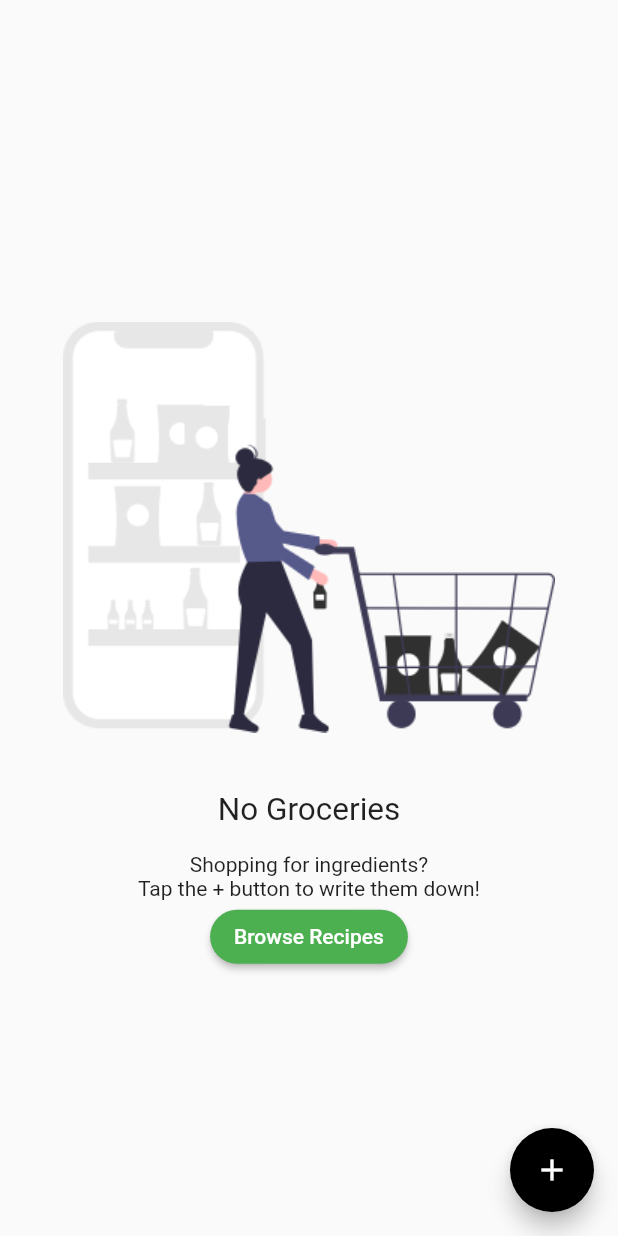
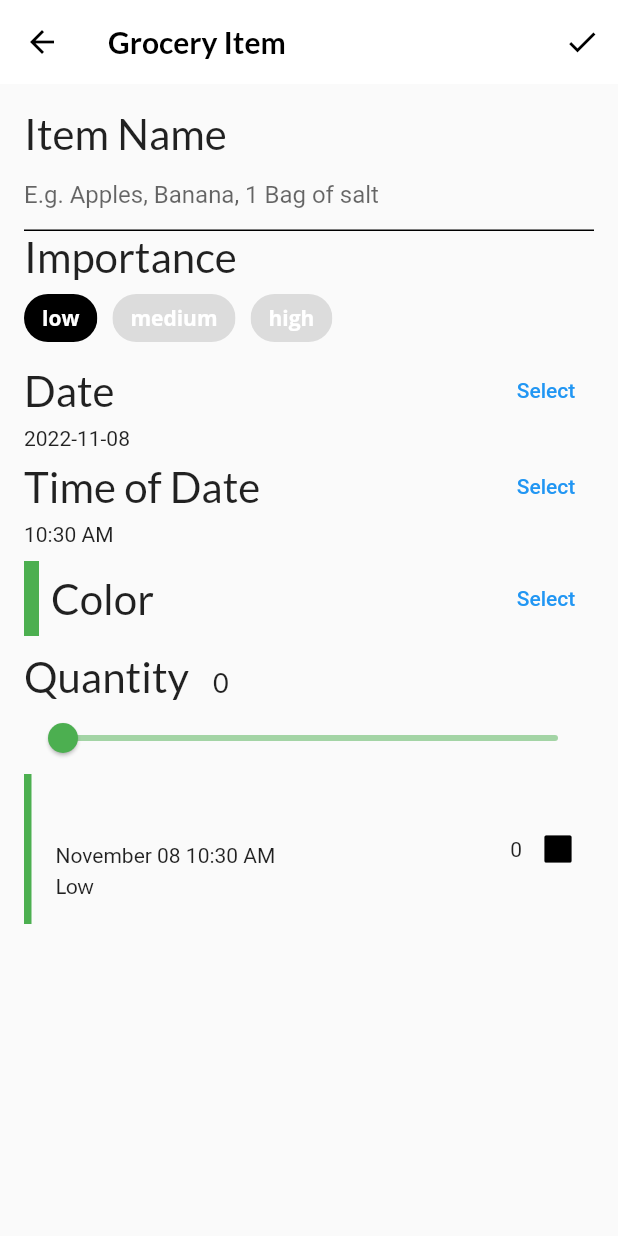
Before and after one commit to daolq-2712/Structure_Flutter, a Flutter app: the GroceryScreen screen opened directly, after a tap on the "add" icon, on a phone screen of 412 x 824 dp. Run offline on Flutter 3.47's test engine with Material 2 defaults, Android fonts, the phone set to English and light mode, and no system bars; our stand-ins replace flutter_colorpicker, google_fonts.

Commit message:
Screen add grocery

```diff
--- /dev/null
+++ b/lib/components/grocery_tile.dart
@@ -0,0 +1,90 @@
+import 'package:flutter/material.dart';
+import 'package:google_fonts/google_fonts.dart';
+import 'package:intl/intl.dart';
+import '../models/grocery_item.dart';
+
+class GroceryTile extends StatelessWidget {
+  final GroceryItem item;
+
+  final Function(bool?)? onComplete;
+
+  final TextDecoration textDecoration;
+
+  GroceryTile({Key? key, required this.item, this.onComplete})
+      : textDecoration = (item.isComplete
+            ? TextDecoration.lineThrough
+            : TextDecoration.none),
+        super(key: key);
+
+  @override
+  Widget build(BuildContext context) {
+    return SizedBox(
+      height: 100,
+      child: Row(
+        mainAxisAlignment: MainAxisAlignment.spaceBetween,
+        children: [
+          Row(
+            children: [
+              Container(color: item.color, width: 5),
+              const SizedBox(width: 16),
+              Column(
+                crossAxisAlignment: CrossAxisAlignment.start,
+                mainAxisAlignment: MainAxisAlignment.center,
+                children: [
+                  Text(
+                    item.name,
+                    style: GoogleFonts.lato(
+                        decoration: textDecoration,
+                        fontSize: 21,
+                        fontWeight: FontWeight.bold),
+                  ),
+                  const SizedBox(height: 4),
+                  _buildDate(item),
+                  const SizedBox(height: 4),
+                  _buildImportance(item),
+                ],
+              ),
+            ],
+          ),
+          Row(
+            children: [
+              Text(item.quantity.toString()),
+              _buildCheckbox(item, onComplete)
+            ],
+          )
+        ],
+      ),
+    );
+  }
+
+  Widget _buildImportance(GroceryItem item) {
+    if (item.importance == Importance.low) {
+      return Text('Low', style: GoogleFonts.lato(decoration: textDecoration));
+    } else if (item.importance == Importance.medium) {
+      return Text('Medium',
+          style: GoogleFonts.lato(
+              fontWeight: FontWeight.w800, decoration: textDecoration));
+    } else if (item.importance == Importance.high) {
+      return Text('High',
+          style: GoogleFonts.lato(
+              color: Colors.red,
+              fontWeight: FontWeight.w900,
+              decoration: textDecoration));
+    } else {
+      throw Exception('This importance type does not exits');
+    }
+  }
+
+  Widget _buildDate(GroceryItem item) {
+    final dateFormatter = DateFormat('MMMM dd hh:mm a');
+    final dateString = dateFormatter.format(item.date);
+    return Text(
+      dateString,
+      style: TextStyle(decoration: textDecoration),
+    );
+  }
+
+  Widget _buildCheckbox(GroceryItem item, Function(bool?)? onComplete) {
+    return Checkbox(value: item.isComplete, onChanged: onComplete);
+  }
+}
--- a/lib/home.dart
+++ b/lib/home.dart
@@ -16,7 +16,7 @@ class _HomeState extends State<Home> {
   static List<Widget> pages = [
     const ExploreScreen(),
     RecipesScreen(),
-    GroceryScreen(),
+    const GroceryScreen(),
   ];
 
   @override
--- a/lib/models/grocery_manager.dart
+++ b/lib/models/grocery_manager.dart
@@ -2,7 +2,6 @@ import 'package:flutter/material.dart';
 import 'package:structureflutter/models/models.dart';
 
 class GroceryManager extends ChangeNotifier {
-
   final _groceryItems = <GroceryItem>[];
 
   List<GroceryItem> get groceryItems => List.unmodifiable(_groceryItems);
--- /dev/null
+++ b/lib/screens/grocery_item_screen.dart
@@ -0,0 +1,371 @@
+import 'package:flutter/material.dart';
+import 'package:flutter_colorpicker/flutter_colorpicker.dart';
+import 'package:google_fonts/google_fonts.dart';
+import 'package:intl/intl.dart';
+import 'package:structureflutter/components/grocery_tile.dart';
+import 'package:structureflutter/models/grocery_item.dart';
+import 'package:uuid/uuid.dart';
+
+class GroceryItemScreen extends StatefulWidget {
+  final Function(GroceryItem) onCreate;
+
+  final Function(GroceryItem) onUpdate;
+
+  final GroceryItem? originalItem;
+
+  final bool isUpdating;
+
+  const GroceryItemScreen({
+    Key? key,
+    required this.onCreate,
+    required this.onUpdate,
+    this.originalItem,
+  })  : isUpdating = (originalItem != null),
+        super(key: key);
+
+  @override
+  State<GroceryItemScreen> createState() => _GroceryItemScreenState();
+}
+
+class _GroceryItemScreenState extends State<GroceryItemScreen> {
+  String _name = '';
+  Importance _importance = Importance.low;
+  DateTime _dueDate = DateTime.now();
+  TimeOfDay _timeOfDay = TimeOfDay.now();
+  Color _currentColor = Colors.green;
+  int _currentSliderValue = 0;
+
+  final _nameController = TextEditingController();
+
+  @override
+  void initState() {
+    final originalItem = widget.originalItem;
+    if (originalItem != null) {
+      _nameController.text = originalItem.name;
+      _name = originalItem.name;
+      _currentSliderValue = originalItem.quantity;
+      _importance = originalItem.importance;
+      _currentColor = originalItem.color;
+      final date = originalItem.date;
+      _timeOfDay = TimeOfDay(hour: date.hour, minute: date.minute);
+      _dueDate = date;
+    }
+
+    _nameController.addListener(() {
+      setState(() {
+        _name = _nameController.text;
+      });
+    });
+    super.initState();
+  }
+
+  @override
+  void dispose() {
+    _nameController.dispose();
+    super.dispose();
+  }
+
+  @override
+  Widget build(BuildContext context) {
+    return Scaffold(
+      appBar: AppBar(
+        actions: [
+          IconButton(
+            onPressed: () {
+              final groceryItem = GroceryItem(
+                  id: widget.originalItem?.id ?? const Uuid().v1(),
+                  name: _nameController.text,
+                  importance: _importance,
+                  color: _currentColor,
+                  quantity: _currentSliderValue,
+                  date: DateTime(
+                    _dueDate.year,
+                    _dueDate.month,
+                    _dueDate.day,
+                    _timeOfDay.hour,
+                    _timeOfDay.minute,
+                  ));
+
+              if (widget.isUpdating) {
+                widget.onUpdate(groceryItem);
+              } else {
+                widget.onCreate(groceryItem);
+              }
+            },
+            icon: const Icon(Icons.check),
+          )
+        ],
+        // Sets elevation to 0.0, removing the shadow under the app bar.
+        elevation: 0,
+        title: Text('Grocery Item',
+            style: GoogleFonts.lato(fontWeight: FontWeight.w600)),
+      ),
+      body: Container(
+        padding: const EdgeInsets.all(16),
+        child: ListView(
+          children: [
+            _buildNameField(),
+            _buildImportanceField(),
+            _buildDateField(context),
+            _buildTimeField(context),
+            const SizedBox(height: 10),
+            _buildColorPicker(context),
+            const SizedBox(height: 10),
+            _buildQuantityField(),
+            GroceryTile(
+                item: GroceryItem(
+              id: 'previewMode',
+              name: _name,
+              importance: _importance,
+              color: _currentColor,
+              quantity: _currentSliderValue,
+              date: DateTime(
+                _dueDate.year,
+                _dueDate.month,
+                _dueDate.day,
+                _timeOfDay.hour,
+                _timeOfDay.minute,
+              ),
+            ))
+          ],
+        ),
+      ),
+    );
+  }
+
+  Widget _buildNameField() {
+    return Column(
+      crossAxisAlignment: CrossAxisAlignment.start,
+      children: [
+        Text(
+          'Item Name',
+          style: GoogleFonts.lato(fontSize: 28),
+        ),
+        TextField(
+          controller: _nameController,
+          cursorColor: _currentColor,
+          decoration: InputDecoration(
+              hintText: 'E.g. Apples, Banana, 1 Bag of salt',
+              enabledBorder: const UnderlineInputBorder(
+                  borderSide: BorderSide(color: Colors.black)),
+              focusedBorder: UnderlineInputBorder(
+                borderSide: BorderSide(color: _currentColor),
+              ),
+              border: UnderlineInputBorder(
+                  borderSide: BorderSide(color: _currentColor))),
+        )
+      ],
+    );
+  }
+
+  Widget _buildImportanceField() {
+    return Column(
+      crossAxisAlignment: CrossAxisAlignment.start,
+      children: [
+        Text(
+          'Importance',
+          style: GoogleFonts.lato(fontSize: 28),
+        ),
+        // Add Wrap and space each child widget 10 pixels apart. Wrap lays out children horizontally. When there’s no more room, it wraps to the next line.
+        Wrap(
+          spacing: 10,
+          children: [
+            ChoiceChip(
+              label: const Text(
+                'low',
+                style: TextStyle(color: Colors.white),
+              ),
+              selected: _importance == Importance.low,
+              selectedColor: Colors.black,
+              onSelected: (selected) {
+                setState(() {
+                  _importance = Importance.low;
+                });
+              },
+            ),
+            ChoiceChip(
+              label: const Text(
+                'medium',
+                style: TextStyle(color: Colors.white),
+              ),
+              selected: _importance == Importance.medium,
+              selectedColor: Colors.black,
+              onSelected: (selected) {
+                setState(() {
+                  _importance = Importance.medium;
+                });
+              },
+            ),
+            ChoiceChip(
+              label: const Text(
+                'high',
+                style: TextStyle(color: Colors.white),
+              ),
+              selected: _importance == Importance.high,
+              selectedColor: Colors.black,
+              onSelected: (selected) {
+                setState(() {
+                  _importance = Importance.high;
+                });
+              },
+            )
+          ],
+        )
+      ],
+    );
+  }
+
+  Widget _buildDateField(BuildContext context) {
+    return Column(
+      crossAxisAlignment: CrossAxisAlignment.start,
+      children: [
+        Row(
+          mainAxisAlignment: MainAxisAlignment.spaceBetween,
+          children: [
+            Text(
+              'Date',
+              style: GoogleFonts.lato(fontSize: 28),
+            ),
+            TextButton(
+                onPressed: () async {
+                  final currentDate = DateTime.now();
+                  final selectedDate = await showDatePicker(
+                    context: context,
+                    initialDate: currentDate,
+                    firstDate: currentDate,
+                    lastDate: DateTime(currentDate.year + 5),
+                  );
+
+                  setState(() {
+                    if (selectedDate != null) {
+                      _dueDate = selectedDate;
+                    }
+                  });
+                },
+                child: const Text('Select'))
+          ],
+        ),
+        Text(DateFormat('yyyy-MM-dd').format(_dueDate))
+      ],
+    );
+  }
+
+  Widget _buildTimeField(BuildContext context) {
+    return Column(
+      crossAxisAlignment: CrossAxisAlignment.start,
+      children: [
+        Row(
+          mainAxisAlignment: MainAxisAlignment.spaceBetween,
+          children: [
+            Text(
+              'Time of Date',
+              style: GoogleFonts.lato(fontSize: 28),
+            ),
+            TextButton(
+                onPressed: () async {
+                  final timeOfDay = await showTimePicker(
+                    context: context,
+                    initialTime: TimeOfDay.now(),
+                  );
+
+                  setState(() {
+                    if (timeOfDay != null) {
+                      _timeOfDay = timeOfDay;
+                    }
+                  });
+                },
+                child: const Text('Select'))
+          ],
+        ),
+        Text(_timeOfDay.format(context))
+      ],
+    );
+  }
+
+  Widget _buildColorPicker(BuildContext context) {
+    return Row(
+      mainAxisAlignment: MainAxisAlignment.spaceBetween,
+      children: [
+        Row(
+          children: [
+            Container(
+              height: 50,
+              width: 10,
+              color: _currentColor,
+            ),
+            const SizedBox(width: 8),
+            Text(
+              'Color',
+              style: GoogleFonts.lato(
+                fontSize: 28,
+              ),
+            )
+          ],
+        ),
+        TextButton(
+          onPressed: () {
+            showDialog(
+                context: context,
+                builder: (context) {
+                  return AlertDialog(
+                    content: BlockPicker(
+                      pickerColor: Colors.white,
+                      onColorChanged: (color) {
+                        setState(() {
+                          _currentColor = color;
+                        });
+                      },
+                    ),
+                    actions: [
+                      TextButton(
+                        onPressed: () {
+                          Navigator.of(context).pop();
+                        },
+                        child: const Text('Save'),
+                      )
+                    ],
+                  );
+                });
+          },
+          child: const Text('Select'),
+        ),
+      ],
+    );
+  }
+
+  Widget _buildQuantityField() {
+    return Column(
+      crossAxisAlignment: CrossAxisAlignment.start,
+      children: [
+        Row(
+          crossAxisAlignment: CrossAxisAlignment.baseline,
+          textBaseline: TextBaseline.alphabetic,
+          children: [
+            Text(
+              'Quantity',
+              style: GoogleFonts.lato(fontSize: 28),
+            ),
+            const SizedBox(width: 16),
+            Text(
+              _currentSliderValue.toInt().toString(),
+              style: GoogleFonts.lato(fontSize: 18),
+            )
+          ],
+        ),
+        Slider(
+            inactiveColor: _currentColor.withOpacity(0.5),
+            activeColor: _currentColor,
+            value: _currentSliderValue.toDouble(),
+            min: 0,
+            max: 100,
+            divisions: 100,
+            label: _currentSliderValue.toInt().toString(),
+            onChanged: (double value) {
+              setState(() {
+                _currentSliderValue = value.toInt();
+              });
+            }),
+      ],
+    );
+  }
+}
--- a/lib/screens/grocery_screen.dart
+++ b/lib/screens/grocery_screen.dart
@@ -1,6 +1,7 @@
 import 'package:flutter/material.dart';
 import 'package:provider/provider.dart';
 import 'package:structureflutter/models/grocery_manager.dart';
+import 'package:structureflutter/screens/grocery_item_screen.dart';
 import 'empty_grocery_screen.dart';
 
 class GroceryScreen extends StatelessWidget {
@@ -8,12 +9,24 @@ class GroceryScreen extends StatelessWidget {
 
   @override
   Widget build(BuildContext context) {
-// TODO 4: Add a scaffold widget
     return Scaffold(
       floatingActionButton: FloatingActionButton(
         child: const Icon(Icons.add),
         onPressed: () {
-          // TODO 11: Present GroceryItemScreen
+          final manager = Provider.of<GroceryManager>(context, listen: false);
+          Navigator.push(
+              context,
+              MaterialPageRoute(
+                builder: (context) => GroceryItemScreen(
+                  onCreate: (item) {
+                    manager.addItem(item);
+                    Navigator.pop(context);
+                  },
+                  onUpdate: (item) {
+
+                  },
+                ),
+              ));
         },
       ),
       body: _buildGroceryScreen(),
--- a/pubspec.yaml
+++ b/pubspec.yaml
@@ -14,6 +14,9 @@ dependencies:
   google_fonts: ^3.0.1
 
   provider: ^6.0.0
+  flutter_colorpicker: ^0.6.0
+  intl: ^0.17.0
+  uuid: ^3.0.4
 
   cupertino_icons: ^1.0.2
 
```
Also changed, not shown: pubspec.lock.
